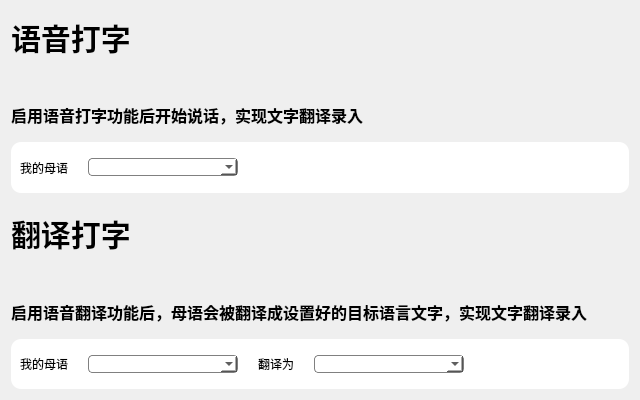
Before: the Qt Designer form EasyPointer/DialogTypeWord.ui in wlffeng2008/EasyPointer, drawn with Qt 5.
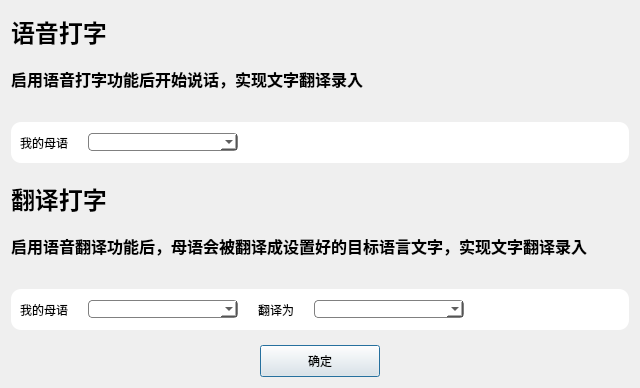
After: the same form once the commit is applied. Icons and pictures are not drawn.

```diff
--- a/EasyPointer/DialogTypeWord.ui
+++ b/EasyPointer/DialogTypeWord.ui
@@ -7,7 +7,7 @@
     <x>0</x>
     <y>0</y>
     <width>640</width>
-    <height>400</height>
+    <height>388</height>
    </rect>
   </property>
   <property name="windowTitle">
@@ -65,12 +65,6 @@
        <height>0</height>
       </size>
      </property>
-     <property name="maximumSize">
-      <size>
-       <width>560</width>
-       <height>16777215</height>
-      </size>
-     </property>
      <property name="font">
       <font>
        <pointsize>-1</pointsize>
@@ -78,14 +72,14 @@
       </font>
      </property>
      <property name="styleSheet">
-      <string notr="true">QLabel{font-size:30px; font-weight:600; color: black;}</string>
+      <string notr="true">QLabel{font-size:24px; font-weight:600; color: black;}</string>
      </property>
      <property name="text">
       <string>语音打字</string>
      </property>
     </widget>
    </item>
-   <item>
+   <item alignment="Qt::AlignmentFlag::AlignTop">
     <widget class="QLabel" name="label_4">
      <property name="styleSheet">
       <string notr="true">QLabel{font-size:16px; font-weight:600; color: black;}</string>
@@ -157,18 +151,6 @@
    </item>
    <item>
     <widget class="QLabel" name="label_2">
-     <property name="minimumSize">
-      <size>
-       <width>560</width>
-       <height>0</height>
-      </size>
-     </property>
-     <property name="maximumSize">
-      <size>
-       <width>560</width>
-       <height>16777215</height>
-      </size>
-     </property>
      <property name="font">
       <font>
        <pointsize>-1</pointsize>
@@ -176,14 +158,14 @@
       </font>
      </property>
      <property name="styleSheet">
-      <string notr="true">QLabel{font-size:30px; font-weight:600; color: black;}</string>
+      <string notr="true">QLabel{font-size:24px; font-weight:600; color: black;}</string>
      </property>
      <property name="text">
       <string>翻译打字</string>
      </property>
     </widget>
    </item>
-   <item>
+   <item alignment="Qt::AlignmentFlag::AlignTop">
     <widget class="QLabel" name="label_9">
      <property name="font">
       <font>
@@ -291,6 +273,19 @@
      </layout>
     </widget>
    </item>
+   <item alignment="Qt::AlignmentFlag::AlignHCenter">
+    <widget class="QPushButton" name="pushButtonOK">
+     <property name="minimumSize">
+      <size>
+       <width>120</width>
+       <height>32</height>
+      </size>
+     </property>
+     <property name="text">
+      <string>确定</string>
+     </property>
+    </widget>
+   </item>
   </layout>
  </widget>
  <resources/>
```
